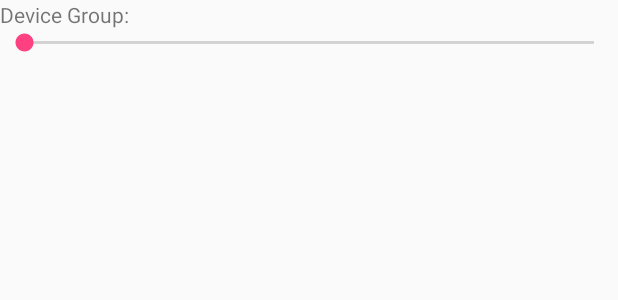
After one commit to pddenhar/Android-Enlight, an Android app: the layout view_slider_item.xml on its own in the app's theme, with its tools: preview values and no code run, on a phone screen of 412 x 824 dp. The commit adds this screen. Shown: the top 300 px of the screen. Run offline under Robolectric (Android 15) with nearby library versions, the phone set to English and light mode, and no system bars.

Commit message:
Refactor control item views, break out into own classes, add slider control

```diff
--- a/app/src/main/java/com/fewsteet/enlight/browser/AddControlDialog.java
+++ b/app/src/main/java/com/fewsteet/enlight/browser/AddControlDialog.java
@@ -10,7 +10,7 @@ import android.view.View;
 import android.widget.ArrayAdapter;
 import android.widget.Spinner;
 
-import com.fewsteet.enlight.ControlItem;
+import com.fewsteet.enlight.control.ControlItem;
 import com.fewsteet.enlight.R;
 
 import java.util.ArrayList;
--- a/app/src/main/java/com/fewsteet/enlight/browser/DeviceBrowserActivity.java
+++ b/app/src/main/java/com/fewsteet/enlight/browser/DeviceBrowserActivity.java
@@ -8,7 +8,7 @@ import android.support.v7.widget.RecyclerView;
 import android.util.Log;
 import android.view.View;
 
-import com.fewsteet.enlight.ControlItem;
+import com.fewsteet.enlight.control.ControlItem;
 import com.fewsteet.enlight.EnlightApp;
 import com.fewsteet.enlight.MRPCActivity;
 import com.fewsteet.enlight.R;
--- /dev/null
+++ b/app/src/main/res/layout/view_slider_item.xml
@@ -0,0 +1,24 @@
+<?xml version="1.0" encoding="utf-8"?>
+<RelativeLayout xmlns:android="http://schemas.android.com/apk/res/android"
+    android:layout_width="wrap_content" android:layout_height="wrap_content">
+    <TextView
+        android:text="Device Group:"
+        android:layout_width="wrap_content"
+        android:layout_height="wrap_content"
+        android:layout_alignParentTop="true"
+        android:layout_alignParentLeft="true"
+        android:layout_alignParentStart="true"
+        android:id="@+id/group_label" />
+    <SeekBar
+        android:id="@+id/group_seek"
+        android:text="Front "
+        android:layout_width="fill_parent"
+        android:layout_height="wrap_content"
+        android:checked="false"
+        android:textAlignment="textStart"
+        android:gravity="start"
+        android:textSize="20sp"
+        android:layout_alignParentStart="true"
+        android:layout_alignParentLeft="true"
+        android:layout_below="@id/group_label"/>
+</RelativeLayout>
```
Also changed, not shown: app/src/main/java/com/fewsteet/enlight/ControlListAdapter.java (deleted, +0 -120 lines), app/src/main/java/com/fewsteet/enlight/MainActivity.java (+4 -10 lines), app/src/main/java/com/fewsteet/enlight/control/ButtonViewHolder.java (added, +34 -0 lines), app/src/main/java/com/fewsteet/enlight/control/ControlItem.java (renamed from app/src/main/java/com/fewsteet/enlight/ControlItem.java, +7 -5 lines), app/src/main/java/com/fewsteet/enlight/control/ControlListAdapter.java (added, +88 -0 lines), app/src/main/java/com/fewsteet/enlight/control/SliderViewHolder.java (added, +50 -0 lines), app/src/main/java/com/fewsteet/enlight/control/ToggleViewHolder.java (added, +45 -0 lines).
